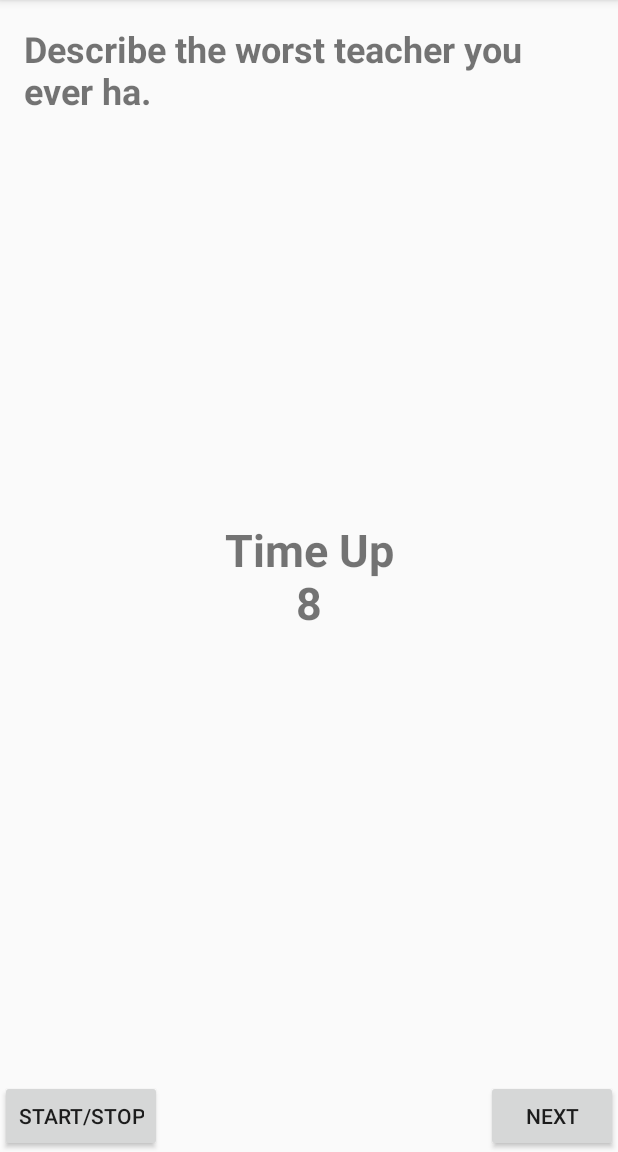
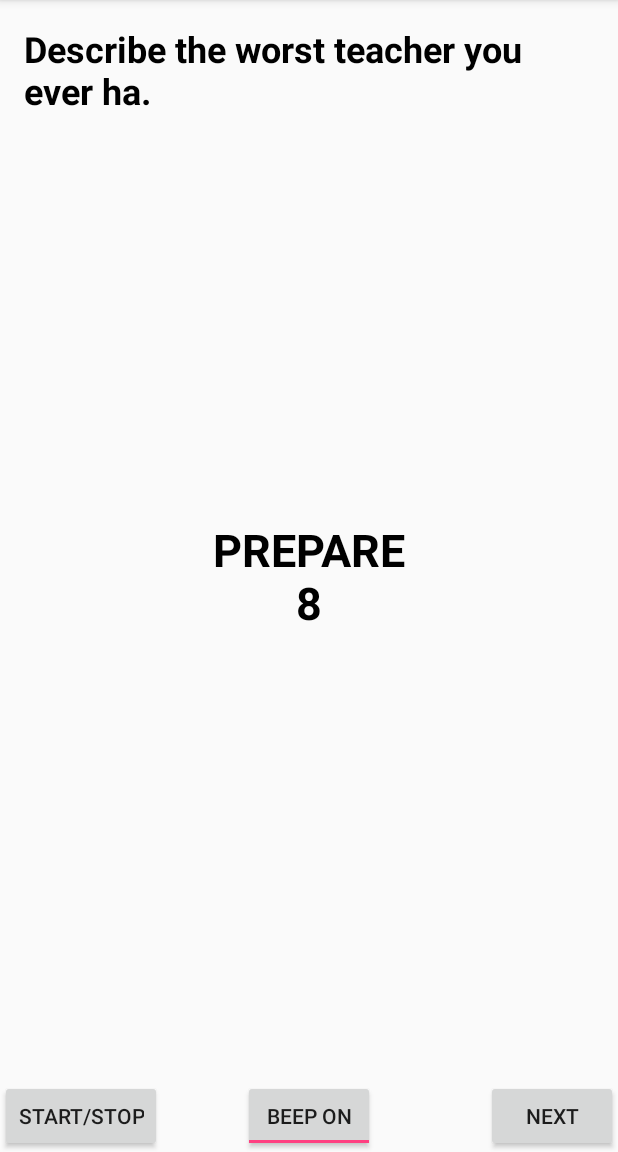
Before and after one commit to SachiraKuruppu/TOEFLSpeaking, an Android app: the screen it shows after launch (MainActivity), after a tap on "START/STOP", on a phone screen of 412 x 824 dp, the part 84-1236 px from its top. Run offline under Robolectric (Android 15) with nearby library versions, the phone set to English and light mode, and no system bars.

Commit message:
beep feature added

```diff
--- a/app/src/main/java/com/randezvouapps/toeflspeaking/Exam.java
+++ b/app/src/main/java/com/randezvouapps/toeflspeaking/Exam.java
@@ -8,6 +8,8 @@ package com.randezvouapps.toeflspeaking;
  * speaking time
  */
 
+import android.media.AudioManager;
+import android.media.ToneGenerator;
 import android.os.Handler;
 import android.widget.TextView;
 
@@ -22,18 +24,21 @@ import java.util.TimerTask;
 public class Exam extends TimerTask{
     private static final Exam INSTANCE = new Exam();
 
-    public boolean isStopped;
+    public boolean          isStopped;
 
-    private String[]    mQuestions;
-    private boolean[]   mDone;
-    private Random      m_rand;
-    private Date        mTime;
-    private int         m_millis;
-    private int         m_Elapsed;
-    private int         mCount;
+    private boolean         en_beep;
 
-    private Handler     mHandler;
-    private TextView    mTimerView;
+    private String[]        mQuestions;
+    private boolean[]       mDone;
+    private Random          m_rand;
+    private Date            mTime;
+    private int             m_millis;
+    private int             m_Elapsed;
+    private int             mCount;
+
+    private Handler         mHandler;
+    private TextView        mTimerView;
+    private ToneGenerator   mToneGen;
 
     private enum STATE {
         STATE_NOP,
@@ -42,8 +47,8 @@ public class Exam extends TimerTask{
         STATE_SPEAK
     }
 
-    STATE               mSTATE;
-    STATE               mPreState;
+    STATE                   mSTATE;
+    STATE                   mPreState;
 
     private Exam () {
         super();
@@ -52,7 +57,10 @@ public class Exam extends TimerTask{
         this.m_rand     = new Random();
         this.m_millis   = 0;
         this.isStopped  = true;
+        this.en_beep    = true;
         this.mCount     = 0;    // Number of questions displayed so far
+
+        mToneGen        = new ToneGenerator(AudioManager.STREAM_MUSIC, 100);
     }
 
     public static Exam getInstance () {
@@ -70,6 +78,10 @@ public class Exam extends TimerTask{
 
     public void setTextView (TextView textview) {
         this.mTimerView = textview;
+    }
+
+    public void setBeepEnable (boolean enable) {
+        this.en_beep = enable;
     }
 
     public String showQuestion () {
@@ -112,14 +124,18 @@ public class Exam extends TimerTask{
             case STATE_PREPARE:
                 m_Elapsed = 15 - (m_millis / 1000);
 
-                if (m_Elapsed <= 0)
+                if (m_Elapsed <= 0) {
                     mSTATE = STATE.STATE_SPEAK;
+                    beep();
+                }
                 break;
             case STATE_SPEAK:
                 m_Elapsed = 60 - (m_millis / 1000);
 
-                if (m_Elapsed <= 0)
+                if (m_Elapsed <= 0) {
                     mSTATE = STATE.STATE_IDLE;
+                    beep();
+                }
                 break;
             case STATE_IDLE:
                 mTime = new Date();
@@ -144,4 +160,11 @@ public class Exam extends TimerTask{
             }
         });
     }
+
+    private void beep () {
+        if (!this.en_beep)
+            return;
+
+        mToneGen.startTone(ToneGenerator.TONE_DTMF_C, 300);
+    }
 }
--- a/app/src/main/java/com/randezvouapps/toeflspeaking/MainActivity.java
+++ b/app/src/main/java/com/randezvouapps/toeflspeaking/MainActivity.java
@@ -9,7 +9,9 @@ import android.support.v7.app.AppCompatActivity;
 import android.view.MenuItem;
 import android.view.View;
 import android.widget.Button;
+import android.widget.CompoundButton;
 import android.widget.TextView;
+import android.widget.ToggleButton;
 
 import java.util.Timer;
 
@@ -43,6 +45,7 @@ public class MainActivity extends AppCompatActivity {
         mTimerView              = (TextView) findViewById(R.id.timer_tv);
         Button mStartStop_btn   = (Button) findViewById(R.id.start_stop_btn);
         Button mNext_btn        = (Button) findViewById(R.id.next_btn);
+        ToggleButton mBeepTgl   = (ToggleButton) findViewById(R.id.beep_tgl_btn);
 
         /*************************************************************
          *  Setup Events                                             *
@@ -64,6 +67,13 @@ public class MainActivity extends AppCompatActivity {
             }
         });
 
+        mBeepTgl.setOnCheckedChangeListener(new CompoundButton.OnCheckedChangeListener() {
+            @Override
+            public void onCheckedChanged(CompoundButton buttonView, boolean isChecked) {
+                mExam.setBeepEnable(isChecked);
+            }
+        });
+
         /*************************************************************
          * Implementation                                            *
          *************************************************************/
@@ -72,6 +82,7 @@ public class MainActivity extends AppCompatActivity {
         mExam.loadQuestions(question_list);
         mExam.setHandler(mHandler);
         mExam.setTextView(mTimerView);
+        mExam.setBeepEnable(true);
 
         mExamTimer.schedule(mExam, 0, 100);
 
--- a/app/src/main/res/layout/activity_main.xml
+++ b/app/src/main/res/layout/activity_main.xml
@@ -24,6 +24,7 @@
             android:layout_marginTop="@dimen/activity_vertical_margin"
             android:text="@string/title_home"
             android:textAlignment="viewStart"
+            android:textColor="@android:color/black"
             android:textSize="24sp"
             android:textStyle="bold" />
 
@@ -50,8 +51,19 @@
             android:layout_gravity="center_vertical|center"
             android:text="00"
             android:textAlignment="center"
+            android:textColor="@android:color/black"
             android:textSize="30sp"
             android:textStyle="bold" />
+
+        <ToggleButton
+            android:id="@+id/beep_tgl_btn"
+            android:layout_width="wrap_content"
+            android:layout_height="wrap_content"
+            android:layout_gravity="bottom|center"
+            android:checked="true"
+            android:text="Beep"
+            android:textOff="Beep off"
+            android:textOn="Beep ON" />
 
     </FrameLayout>
 
```
